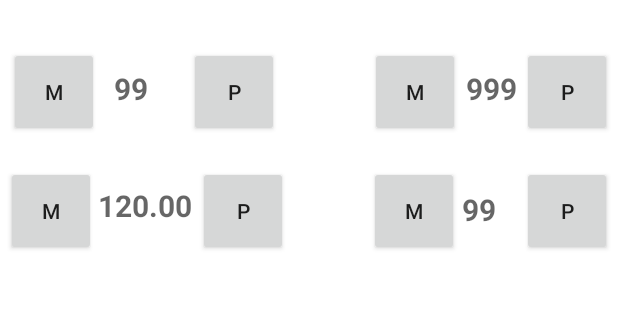
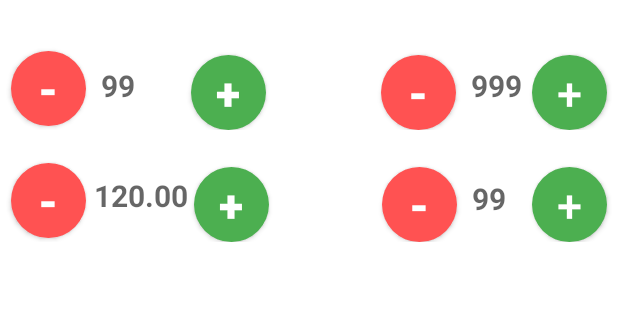
Before and after one commit to MattiusW/PracaInz, an Android app: the layout exercise_row.xml on its own in the app's theme, with its tools: preview values and no code run, on a phone screen of 412 x 824 dp, the part 120-440 px from its top. Run offline under Robolectric (Android 15) with nearby library versions, the phone set to English and light mode, and no system bars.

Commit message:
Zmiana koloru i wygladu przyciskow dodawania i odejmowania cwiczen

```diff
--- a/GymPlanApp/app/src/main/res/drawable/bg_main.xml
+++ b/GymPlanApp/app/src/main/res/drawable/bg_main.xml
@@ -3,7 +3,7 @@
     <item>
         <shape>
             <gradient
-                android:startColor="@color/bg_main_red_0"
+                android:startColor="@color/black"
                 android:angle="-90"/>
         </shape>
     </item>
--- /dev/null
+++ b/GymPlanApp/app/src/main/res/drawable/button_minus_bg.xml
@@ -0,0 +1,15 @@
+<?xml version="1.0" encoding="utf-8"?>
+<selector xmlns:android="http://schemas.android.com/apk/res/android">
+    <item android:state_pressed="true">
+        <shape>
+            <solid android:color="@color/red_sub_pressed" />
+            <corners android:radius="50dp" />
+        </shape>
+    </item>
+    <item>
+        <shape>
+            <solid android:color="@color/red_sub_active" />
+            <corners android:radius="50dp" />
+        </shape>
+    </item>
+</selector>
--- /dev/null
+++ b/GymPlanApp/app/src/main/res/drawable/button_plus_bg.xml
@@ -0,0 +1,15 @@
+<?xml version="1.0" encoding="utf-8"?>
+<selector xmlns:android="http://schemas.android.com/apk/res/android">
+    <item android:state_pressed="true">
+        <shape>
+            <solid android:color="@color/green_add_pressed" />
+            <corners android:radius="50dp" />
+        </shape>
+    </item>
+    <item>
+        <shape>
+            <solid android:color="@color/green_add_active" />
+            <corners android:radius="50dp" />
+        </shape>
+    </item>
+</selector>
--- a/GymPlanApp/app/src/main/res/layout/exercise_row.xml
+++ b/GymPlanApp/app/src/main/res/layout/exercise_row.xml
@@ -81,10 +81,14 @@
 
             <androidx.appcompat.widget.AppCompatButton
                 android:id="@+id/seriesButtonMinus"
-                android:layout_width="60dp"
-                android:layout_height="60dp"
-                android:layout_marginStart="4dp"
-                android:text="m"
+                android:layout_width="50dp"
+                android:layout_height="50dp"
+                android:layout_marginStart="5dp"
+                android:background="@drawable/button_minus_bg"
+                android:text="-"
+                android:textColor="@color/white"
+                android:textSize="30sp"
+                android:textStyle="bold"
                 app:layout_constraintBottom_toBottomOf="parent"
                 app:layout_constraintStart_toStartOf="parent"
                 app:layout_constraintTop_toTopOf="parent" />
@@ -95,20 +99,25 @@
                 android:layout_height="30dp"
                 android:layout_marginStart="10dp"
                 android:hint="99"
+                android:textColor="@android:color/white"
                 android:textSize="20dp"
                 android:textStyle="bold"
-                android:textColor="@android:color/white"
                 app:layout_constraintBottom_toBottomOf="parent"
                 app:layout_constraintStart_toEndOf="@+id/seriesButtonMinus"
                 app:layout_constraintTop_toTopOf="parent"
-                app:layout_constraintVertical_bias="0.466" />
+                app:layout_constraintVertical_bias="0.48" />
 
             <androidx.appcompat.widget.AppCompatButton
                 android:id="@+id/seriesButtonPlus"
-                android:layout_width="60dp"
-                android:layout_height="60dp"
-                android:layout_marginStart="10dp"
-                android:text="p"
+                android:layout_width="50dp"
+                android:layout_height="50dp"
+                android:layout_marginStart="20dp"
+                android:layout_marginTop="5dp"
+                android:text="+"
+                android:textColor="@color/white"
+                android:textSize="30sp"
+                android:textStyle="bold"
+                android:background="@drawable/button_plus_bg"
                 app:layout_constraintBottom_toBottomOf="parent"
                 app:layout_constraintStart_toEndOf="@+id/seriesExercise"
                 app:layout_constraintTop_toTopOf="parent"
@@ -116,10 +125,15 @@
 
             <androidx.appcompat.widget.AppCompatButton
                 android:id="@+id/amountButtonMinus"
-                android:layout_width="60dp"
-                android:layout_height="60dp"
-                android:layout_marginEnd="4dp"
-                android:text="m"
+                android:layout_width="50dp"
+                android:layout_height="50dp"
+                android:layout_marginEnd="10dp"
+                android:layout_marginTop="5dp"
+                android:background="@drawable/button_minus_bg"
+                android:text="-"
+                android:textColor="@color/white"
+                android:textSize="30sp"
+                android:textStyle="bold"
                 app:layout_constraintBottom_toBottomOf="parent"
                 app:layout_constraintEnd_toStartOf="@+id/amountExercise"
                 app:layout_constraintTop_toTopOf="parent"
@@ -129,7 +143,7 @@
                 android:id="@+id/amountExercise"
                 android:layout_width="35dp"
                 android:layout_height="30dp"
-                android:layout_marginEnd="2dp"
+                android:layout_marginEnd="5dp"
                 android:hint="999"
                 android:textSize="20dp"
                 android:textColor="@android:color/white"
@@ -141,13 +155,19 @@
 
             <androidx.appcompat.widget.AppCompatButton
                 android:id="@+id/amountButtonPlus"
-                android:layout_width="60dp"
-                android:layout_height="60dp"
-                android:layout_marginEnd="2dp"
-                android:text="p"
+                android:layout_width="50dp"
+                android:layout_height="50dp"
+                android:layout_marginEnd="5dp"
+                android:layout_marginTop="5dp"
+                android:text="+"
+                android:textColor="@color/white"
+                android:textSize="30sp"
+                android:background="@drawable/button_plus_bg"
                 app:layout_constraintBottom_toBottomOf="parent"
                 app:layout_constraintEnd_toEndOf="parent"
                 app:layout_constraintTop_toTopOf="parent" />
+
+
 
         </androidx.constraintlayout.widget.ConstraintLayout>
 
@@ -183,20 +203,23 @@
 
             <androidx.appcompat.widget.AppCompatButton
                 android:id="@+id/weightButtonMinus"
-                android:layout_width="60dp"
-                android:layout_height="60dp"
-                android:layout_marginStart="2dp"
-                android:text="m"
+                android:layout_width="50dp"
+                android:layout_height="50dp"
+                android:layout_marginStart="5dp"
+                android:background="@drawable/button_minus_bg"
+                android:text="-"
+                android:textColor="@color/white"
+                android:textSize="30sp"
+                android:textStyle="bold"
                 app:layout_constraintBottom_toBottomOf="parent"
                 app:layout_constraintStart_toStartOf="parent"
-                app:layout_constraintTop_toTopOf="parent"
-                app:layout_constraintVertical_bias="0.0" />
+                app:layout_constraintTop_toTopOf="parent" />
 
             <TextView
                 android:id="@+id/weightExercise"
                 android:layout_width="65dp"
                 android:layout_height="30dp"
-                android:layout_marginStart="1dp"
+                android:layout_marginStart="5dp"
                 android:hint="120.00"
                 android:textSize="20dp"
                 android:textStyle="bold"
@@ -208,10 +231,15 @@
 
             <androidx.appcompat.widget.AppCompatButton
                 android:id="@+id/weightButtonPlus"
-                android:layout_width="60dp"
-                android:layout_height="60dp"
+                android:layout_width="50dp"
+                android:layout_height="50dp"
                 android:layout_marginStart="1dp"
-                android:text="p"
+                android:layout_marginTop="5dp"
+                android:background="@drawable/button_plus_bg"
+                android:text="+"
+                android:textColor="@color/white"
+                android:textSize="30sp"
+                android:textStyle="bold"
                 app:layout_constraintBottom_toBottomOf="parent"
                 app:layout_constraintStart_toEndOf="@+id/weightExercise"
                 app:layout_constraintTop_toTopOf="parent"
@@ -219,10 +247,15 @@
 
             <androidx.appcompat.widget.AppCompatButton
                 android:id="@+id/doneButtonMinus"
-                android:layout_width="60dp"
-                android:layout_height="60dp"
-                android:text="m"
-                android:layout_marginEnd="2dp"
+                android:layout_width="50dp"
+                android:layout_height="50dp"
+                android:layout_marginEnd="10dp"
+                android:background="@drawable/button_minus_bg"
+                android:layout_marginTop="5dp"
+                android:text="-"
+                android:textColor="@color/white"
+                android:textSize="30sp"
+                android:textStyle="bold"
                 app:layout_constraintBottom_toBottomOf="parent"
                 app:layout_constraintEnd_toStartOf="@+id/doneExercise"
                 app:layout_constraintTop_toTopOf="parent" />
@@ -241,10 +274,14 @@
 
             <androidx.appcompat.widget.AppCompatButton
                 android:id="@+id/doneButtonPlus"
-                android:layout_width="60dp"
-                android:layout_height="60dp"
-                android:layout_marginEnd="2dp"
-                android:text="p"
+                android:layout_width="50dp"
+                android:layout_height="50dp"
+                android:layout_marginEnd="5dp"
+                android:layout_marginTop="5dp"
+                android:text="+"
+                android:textColor="@color/white"
+                android:textSize="30sp"
+                android:background="@drawable/button_plus_bg"
                 app:layout_constraintBottom_toBottomOf="parent"
                 app:layout_constraintEnd_toEndOf="parent"
                 app:layout_constraintTop_toTopOf="parent" />
--- a/GymPlanApp/app/src/main/res/layout/fragment_exercises.xml
+++ b/GymPlanApp/app/src/main/res/layout/fragment_exercises.xml
@@ -6,30 +6,32 @@
     android:layout_height="match_parent"
     tools:context=".ui.exercise_fragment.ExercisesFragment">
 
+    <com.google.android.material.floatingactionbutton.FloatingActionButton
+        android:id="@+id/addExercise"
+        android:layout_width="wrap_content"
+        android:layout_height="wrap_content"
+        android:layout_marginTop="4dp"
+        android:layout_marginEnd="4dp"
+        android:contentDescription="@string/add_exercise"
+        android:src="@drawable/icon_add"
+        app:borderWidth="0dp"
+        app:layout_constraintEnd_toEndOf="@+id/exerciseRecylerView"
+        app:layout_constraintTop_toTopOf="parent" />
+
     <TextView
         android:id="@+id/textView2"
         android:layout_width="match_parent"
         android:layout_height="wrap_content"
+        android:layout_marginTop="4dp"
         android:text="Ćwiczenia"
         android:textColor="@android:color/white"
+        android:textStyle="bold"
         android:textSize="40dp"
         android:gravity="center"
-        android:layout_margin="5dp"
         app:layout_constraintEnd_toEndOf="parent"
+        app:layout_constraintHorizontal_bias="1.0"
         app:layout_constraintStart_toStartOf="parent"
         app:layout_constraintTop_toTopOf="parent" />
-
-
-    <com.google.android.material.floatingactionbutton.FloatingActionButton
-        android:id="@+id/addExercise"
-        app:borderWidth="0dp"
-        android:src="@drawable/icon_add"
-        android:layout_width="wrap_content"
-        android:layout_height="wrap_content"
-        android:layout_marginEnd="20dp"
-        android:layout_marginBottom="30dp"
-        app:layout_constraintBottom_toBottomOf="parent"
-        app:layout_constraintEnd_toEndOf="@+id/exerciseRecylerView" />
 
     <androidx.recyclerview.widget.RecyclerView
         android:id="@+id/exerciseRecylerView"
@@ -43,5 +45,4 @@
         app:layout_constraintVertical_bias="0.0"
         tools:listitem="@layout/exercise_row" />
 
-
 </androidx.constraintlayout.widget.ConstraintLayout>
--- a/GymPlanApp/app/src/main/res/values/colors.xml
+++ b/GymPlanApp/app/src/main/res/values/colors.xml
@@ -20,8 +20,6 @@
 <!--    <color name="bg_main_red_1">#011910</color>-->
 <!--    <color name="bg_main_red_2">#013220</color>-->
 
-    <color name="bg_main_red_0">#000000</color>
-    <color name="bg_main_red_1">#131313</color>
     <color name="bg_main_bottom">#1E1E1E</color>
     <!-- Navigation bar kolor   -->
     <color name="bg_nav_red">#3d7d30</color>
@@ -31,4 +29,12 @@
     <color name="bg_progress_blue_1">#9F7F03</color>
     <color name="bg_progress_blue_2">#D4AA04</color>
 
+    <!-- Kolory przycisków zgozne z wytycznymi Material Design często stosowane w aplikacjach -->
+
+    <color name="red_sub_active">#FF5252</color>
+    <color name="red_sub_pressed">#E53935</color>
+    <color name="green_add_active">#4CAF50</color>
+    <color name="green_add_pressed">#388E3C</color>
+
+
 </resources>
```
Also changed, not shown: 1 other file.
